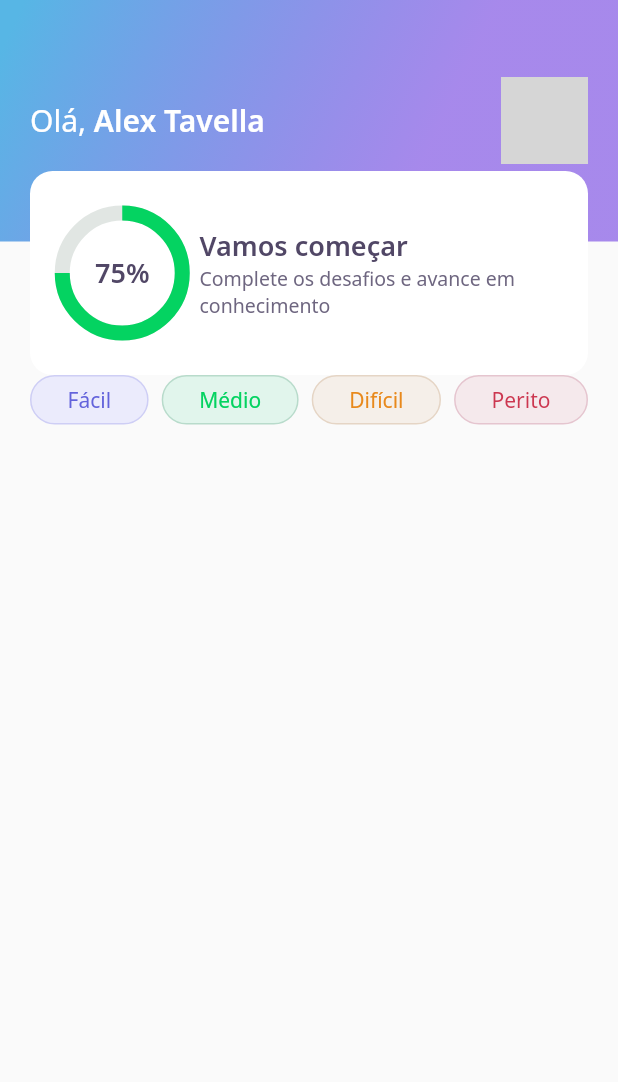
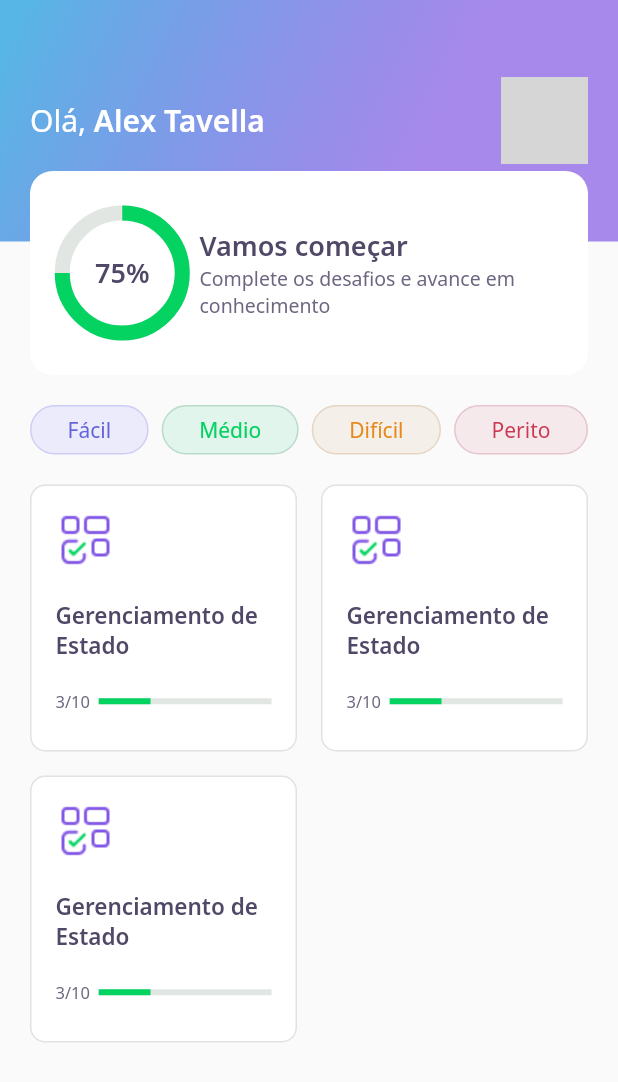
Before and after one commit to alextavella/nlw-05-dev-quiz-flutter, a Flutter app: the screen it shows after launch, on a phone screen of 412 x 824 dp. Shown: the top 1082 px of the screen. Run offline on Flutter 3.47's test engine with Material 2 defaults, Android fonts, the phone set to English and light mode, and no system bars; our stand-ins replace google_fonts; network calls fail; grey boxes are pictures that could not be loaded.

Commit message:
chore: create quizCard widget

```diff
--- a/lib/presentation/pages/home/home_page.dart
+++ b/lib/presentation/pages/home/home_page.dart
@@ -1,9 +1,10 @@
 import 'package:devquiz/presentation/pages/home/widgets/appbar/app_bar_widget.dart';
 import 'package:devquiz/presentation/pages/home/widgets/level_button/level_button_widget.dart';
+import 'package:devquiz/presentation/pages/home/widgets/quiz_card/quiz_card_widget.dart';
 import 'package:flutter/material.dart';
 
 class HomePage extends StatefulWidget {
-  // HomePage({ Key? key}): super(key: key);
+  const HomePage({Key? key}) : super(key: key);
 
   @override
   _HomePageState createState() => _HomePageState();
@@ -16,15 +17,29 @@ class _HomePageState extends State<HomePage> {
         appBar: AppBarWidget(),
         body: Padding(
           padding: const EdgeInsets.symmetric(horizontal: 20),
-        child: Row(
-          mainAxisAlignment: MainAxisAlignment.spaceBetween,
+          child: Column(
             children: [
+              SizedBox(height: 20),
+              Row(mainAxisAlignment: MainAxisAlignment.spaceBetween, children: [
                 LevelButtonWidget(label: "Fácil"),
                 LevelButtonWidget(label: "Médio"),
                 LevelButtonWidget(label: "Difícil"),
                 LevelButtonWidget(label: "Perito")
               ]),
-      )
-    );
+              SizedBox(height: 20),
+              Expanded(
+                child: GridView.count(
+                    crossAxisCount: 2,
+                    crossAxisSpacing: 16,
+                    mainAxisSpacing: 16,
+                    children: [
+                      QuizCardWidget(),
+                      QuizCardWidget(),
+                      QuizCardWidget()
+                    ]),
+              ),
+            ],
+          ),
+        ));
   }
 }
--- /dev/null
+++ b/lib/presentation/pages/home/widgets/quiz_card/quiz_card_widget.dart
@@ -0,0 +1,36 @@
+import 'package:flutter/material.dart';
+
+import 'package:devquiz/core/core.dart';
+
+class QuizCardWidget extends StatelessWidget {
+  @override
+  Widget build(BuildContext context) {
+    return Container(
+      padding: EdgeInsets.all(16),
+      decoration: BoxDecoration(
+        border: Border.fromBorderSide(BorderSide(color: AppColors.border)),
+        borderRadius: BorderRadius.circular(10),
+        color: AppColors.white,
+      ),
+      child: Column(crossAxisAlignment: CrossAxisAlignment.start, children: [
+        Container(width: 40, height: 40, child: Image.asset(AppImages.blocks)),
+        SizedBox(height: 20),
+        Text("Gerenciamento de Estado", style: AppTextStyles.heading15),
+        SizedBox(height: 20),
+        Row(
+          children: [
+            Expanded(flex: 1, child: Text("3/10", style: AppTextStyles.body11)),
+            Expanded(
+              flex: 4,
+              child: LinearProgressIndicator(
+                  value: 0.3,
+                  backgroundColor: AppColors.chartSecondary,
+                  valueColor:
+                      AlwaysStoppedAnimation<Color>(AppColors.chartPrimary)),
+            )
+          ],
+        )
+      ]),
+    );
+  }
+}
```
Lines whose indentation alone changed are shown as unchanged.
